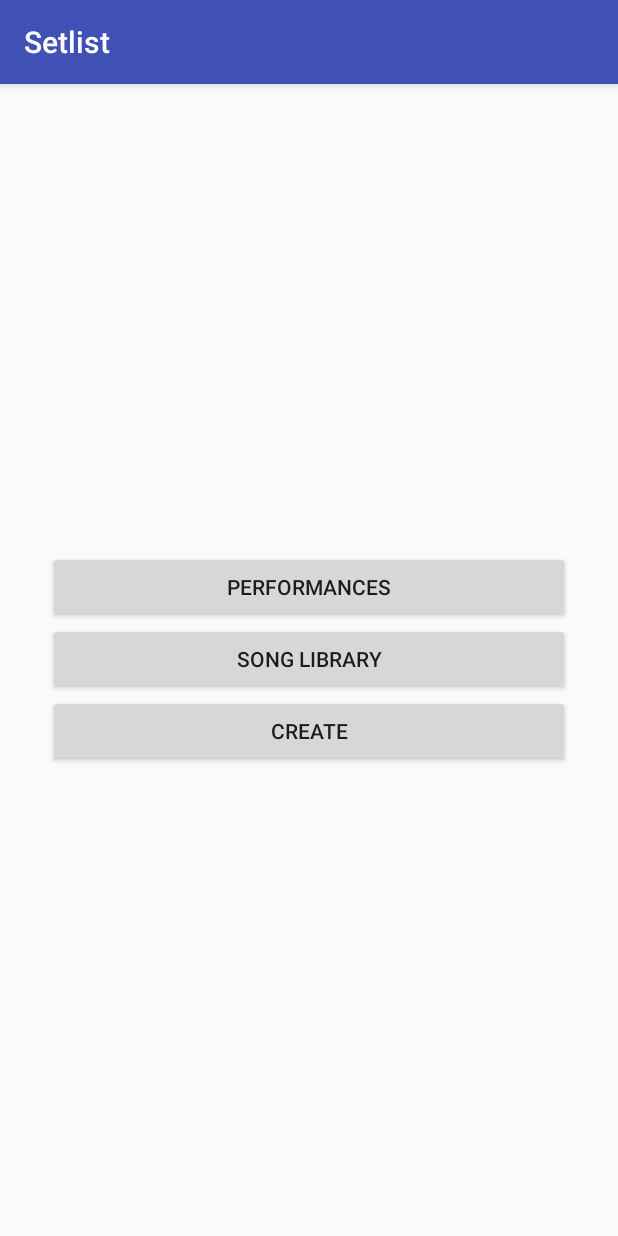
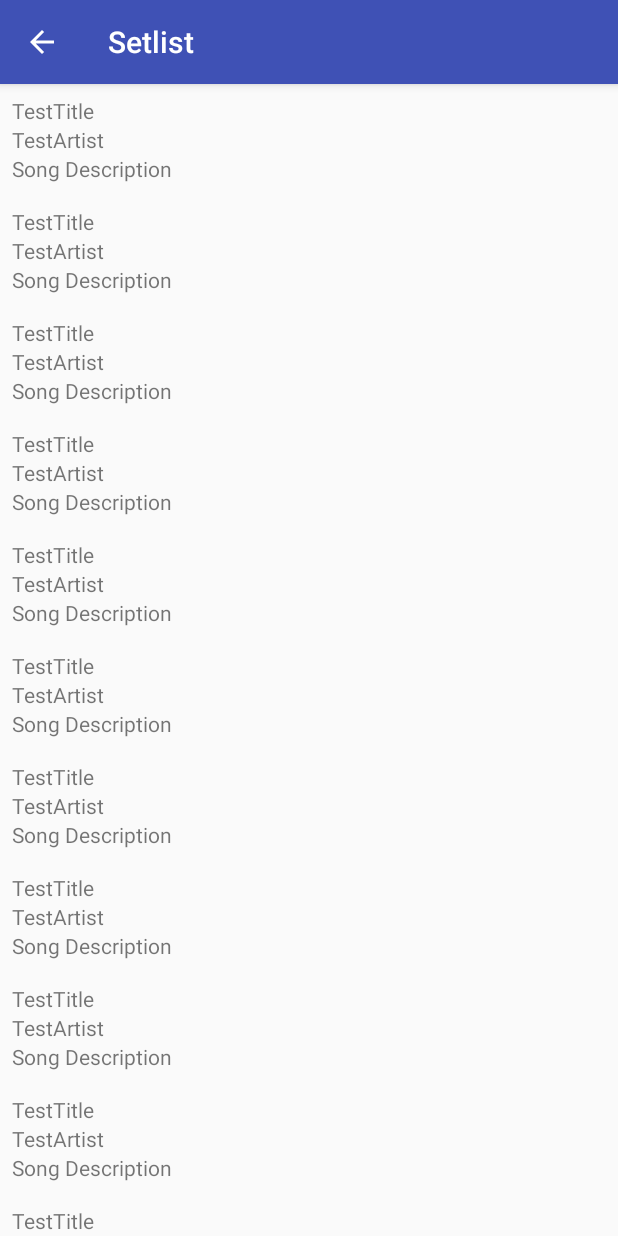
Before and after one commit to vgirkins/SetlistApp, an Android app: the screen it shows after launch (HomeActivity before the commit, SongListActivity after it), after a tap on "SONG LIBRARY", on a phone screen of 412 x 824 dp. Run offline under Robolectric (Android 15) with nearby library versions, the phone set to English and light mode, and no system bars.

Commit message:
Song list available

```diff
--- a/app/src/main/AndroidManifest.xml
+++ b/app/src/main/AndroidManifest.xml
@@ -20,6 +20,10 @@
             android:name=".CreateActivity"
             android:parentActivityName=".HomeActivity">
         </activity>
+        <activity
+            android:name=".SongListActivity"
+            android:parentActivityName=".HomeActivity">
+        </activity>
 
     </application>
 
--- a/app/src/main/java/com/csci448/vgirkins/setlist/HomeFragment.java
+++ b/app/src/main/java/com/csci448/vgirkins/setlist/HomeFragment.java
@@ -90,7 +90,7 @@ public class HomeFragment extends Fragment {
         mSongLibraryButton.setOnClickListener(new View.OnClickListener() {
             @Override
             public void onClick(View view) {
-                // TODO
+                showSongList();
             }
         });
 
@@ -148,4 +148,9 @@ public class HomeFragment extends Fragment {
         builder.show();
     }
 
+    public void showSongList() {
+        Intent intent = SongListActivity.newIntent(getActivity());
+        startActivity(intent);
+    }
+
 }
--- a/app/src/main/java/com/csci448/vgirkins/setlist/SongLab.java
+++ b/app/src/main/java/com/csci448/vgirkins/setlist/SongLab.java
@@ -24,6 +24,10 @@ public class SongLab {
 
     private SongLab(Context context) {
         mSongs = new ArrayList<>();
+        for (int i = 0; i < 100; i++) {
+            Song song = new Song("TestTitle", "TestArtist", 'A', true, false, false, "https://www.youtube.com/watch?v=dQw4w9WgXcQ", "https://tabs.ultimate-guitar.com/tab/rick_astley/never_gonna_give_you_up_chords_521741", "He's never gonna give you up.");
+            mSongs.add(song);
+        }
     }
 
     public List<Song> getSongs() {
--- a/app/src/main/java/com/csci448/vgirkins/setlist/SongListActivity.java
+++ b/app/src/main/java/com/csci448/vgirkins/setlist/SongListActivity.java
@@ -1,6 +1,10 @@
 package com.csci448.vgirkins.setlist;
 
+import android.content.Context;
+import android.content.Intent;
 import android.support.v4.app.Fragment;
+
+import java.util.UUID;
 
 /**
  * Created by hunti on 3/15/2018.
@@ -8,7 +12,12 @@ import android.support.v4.app.Fragment;
 
 public class SongListActivity extends SingleFragmentActivity {
     @Override
-    protected Fragment createFragment() {
+    public Fragment createFragment() {
         return new SongListFragment();
     }
+
+    public static Intent newIntent(Context packageContext) {
+        Intent intent = new Intent(packageContext, SongListActivity.class);
+        return intent;
+    }
 }
--- a/app/src/main/java/com/csci448/vgirkins/setlist/SongListFragment.java
+++ b/app/src/main/java/com/csci448/vgirkins/setlist/SongListFragment.java
@@ -26,6 +26,9 @@ public class SongListFragment extends Fragment{
         View view = inflater.inflate(R.layout.fragment_song_list, container, false);
         mSongRecyclerView = view.findViewById(R.id.song_recycler_view);
         mSongRecyclerView.setLayoutManager(new LinearLayoutManager(getActivity()));
+
+        updateUI();
+
         return view;
     }
 
```
